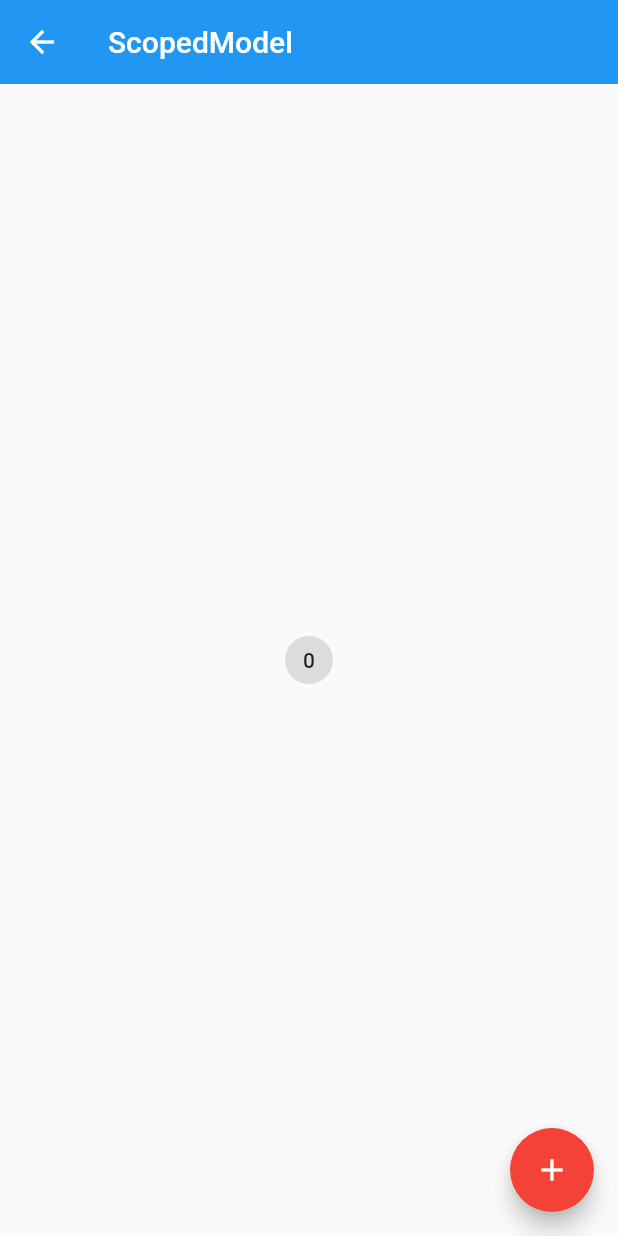
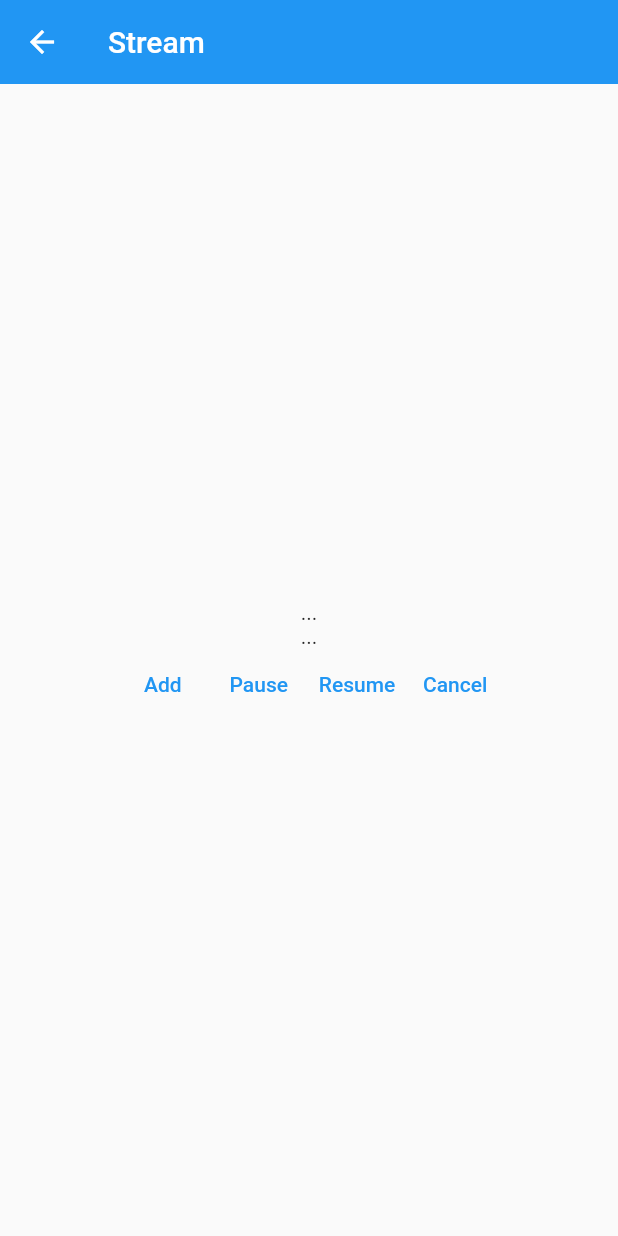
Before and after one commit to liubang0909/flutter_helloworld, a Flutter app: the screen it shows after launch, on a phone screen of 412 x 824 dp. Run offline on Flutter 3.47's test engine with Material 2 defaults, Android fonts, the phone set to English and light mode, and no system bars.

Commit message:
Stream
Stream

```diff
--- a/flutter_helloworld/lib/demo/state/state_management_demo.dart
+++ b/flutter_helloworld/lib/demo/state/state_management_demo.dart
@@ -1,5 +1,4 @@
 import 'package:flutter/material.dart';
-import 'package:scoped_model/scoped_model.dart';
 
 class StateManagementDemo extends StatefulWidget {
   @override
--- /dev/null
+++ b/flutter_helloworld/lib/demo/stream/stream_demo.dart
@@ -0,0 +1,133 @@
+import 'package:flutter/material.dart';
+import 'dart:async';
+
+class StreamDemo extends StatelessWidget {
+  const StreamDemo({Key key}) : super(key: key);
+
+  @override
+  Widget build(BuildContext context) {
+    return Container(
+        child: Scaffold(
+      appBar: AppBar(
+        title: Text('Stream'),
+        elevation: 0,
+      ),
+      body: StreamDemoHome(),
+    ));
+  }
+}
+
+class StreamDemoHome extends StatefulWidget {
+  StreamDemoHome({Key key}) : super(key: key);
+
+  @override
+  _StreamDemoHomeState createState() => _StreamDemoHomeState();
+}
+
+class _StreamDemoHomeState extends State<StreamDemoHome> {
+  StreamSubscription _streamSubscription;
+  StreamController<String> _streamDemo;
+  StreamSink _streamSink;
+  String _data = '...';
+
+  @override
+  void dispose() {
+    _streamDemo.close();
+    super.dispose();
+  }
+
+  @override
+  void initState() {
+    super.initState();
+
+    // Stream<String> _streamDemo = Stream.fromFuture(fetchData());
+    // _streamDemo = StreamController<String>();
+    _streamDemo = StreamController.broadcast();
+
+    _streamSink = _streamDemo.sink;
+
+    _streamSubscription =
+        _streamDemo.stream.listen(onData, onError: onError, onDone: onDone);
+    _streamDemo.stream.listen(onDataTwo);
+  }
+
+  void onDone() {
+    debugPrint('done');
+  }
+
+  void onError(error) {
+    debugPrint('$error');
+  }
+
+  void onData(String data) {
+    debugPrint('$data');
+  }
+
+  void onDataTwo(String data) {
+    debugPrint('onDataTwo$data');
+  }
+
+  Future<String> fetchData() async {
+    await Future.delayed(Duration(seconds: 3));
+    // throw 'Something happended';
+    return 'hello';
+  }
+
+  void _addDataToStream() async {
+    debugPrint('add');
+    String data = await fetchData();
+    _streamSink.add(data);
+    setState(() {
+      _data = data;
+    });
+    // _streamDemo.add(data);
+  }
+
+  void _pauseStream() {
+    debugPrint('pause');
+    _streamSubscription.pause();
+  }
+
+  void _resumeStream() {
+    debugPrint('resume');
+    _streamSubscription.resume();
+  }
+
+  void _cancelStream() {
+    debugPrint('cancel');
+    _streamSubscription.cancel();
+  }
+
+  @override
+  Widget build(BuildContext context) {
+    return Container(
+      child: Container(
+        child: Center(
+            child: Column(
+          mainAxisAlignment: MainAxisAlignment.center,
+          children: [
+            StreamBuilder(
+              stream: _streamDemo.stream,
+              initialData: '...',
+              builder: (BuildContext context, AsyncSnapshot snapshot) {
+                return Container(
+                  child: Text('${snapshot.data}'),
+                );
+              },
+            ),
+            Text(_data),
+            Row(
+              mainAxisAlignment: MainAxisAlignment.center,
+              children: [
+                TextButton(onPressed: _addDataToStream, child: Text('Add')),
+                TextButton(onPressed: _pauseStream, child: Text('Pause')),
+                TextButton(onPressed: _resumeStream, child: Text('Resume')),
+                TextButton(onPressed: _cancelStream, child: Text('Cancel'))
+              ],
+            ),
+          ],
+        )),
+      ),
+    );
+  }
+}
--- a/flutter_helloworld/lib/main.dart
+++ b/flutter_helloworld/lib/main.dart
@@ -1,4 +1,5 @@
 import 'package:flutter/material.dart';
+import 'demo/stream/stream_demo.dart';
 import 'demo/drawer_demo.dart';
 import 'demo/bottomNavigationBar_demo.dart';
 import 'demo/listView_demo.dart';
@@ -19,13 +20,14 @@ class App extends StatelessWidget {
   Widget build(BuildContext context) {
     return MaterialApp(
       // home: NavigatorDemo(),
-      initialRoute: '/state-management',
+      initialRoute: '/stream',
       routes: {
         '/': (context) => Home(),
         '/about': (context) => (PageDemo(title: 'About')),
         '/form': (context) => (FormDemo()),
         '/mdc': (context) => (MaterialComponents()),
-        '/state-management': (context) => (ScopedModelDemo())
+        '/state-management': (context) => (ScopedModelDemo()),
+        '/stream': (context) => (StreamDemo())
       },
       theme: ThemeData(
           primaryColor: Colors.blue,
```
